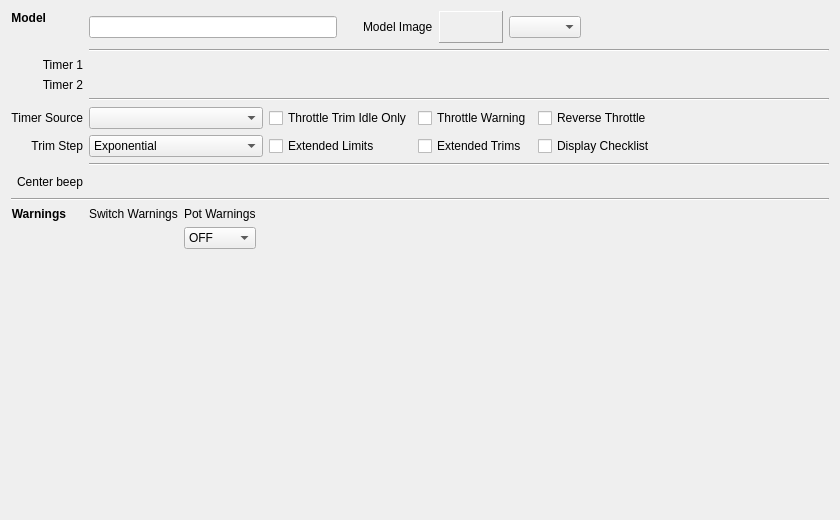
This is companion/src/modeledit/setup.ui in opentx/opentx as Qt 5 draws it before an edit. The edited form follows.
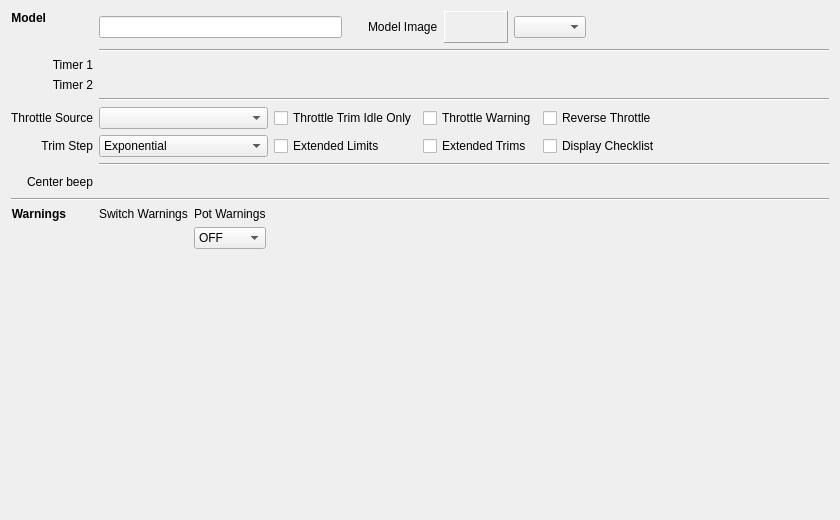
This is the edited form.

Diff of the .ui file:
```diff
--- a/companion/src/modeledit/setup.ui
+++ b/companion/src/modeledit/setup.ui
@@ -187,7 +187,7 @@
           </font>
          </property>
          <property name="text">
-          <string>Timer Source</string>
+          <string>Throttle Source</string>
          </property>
          <property name="alignment">
           <set>Qt::AlignRight|Qt::AlignTrailing|Qt::AlignVCenter</set>
```
